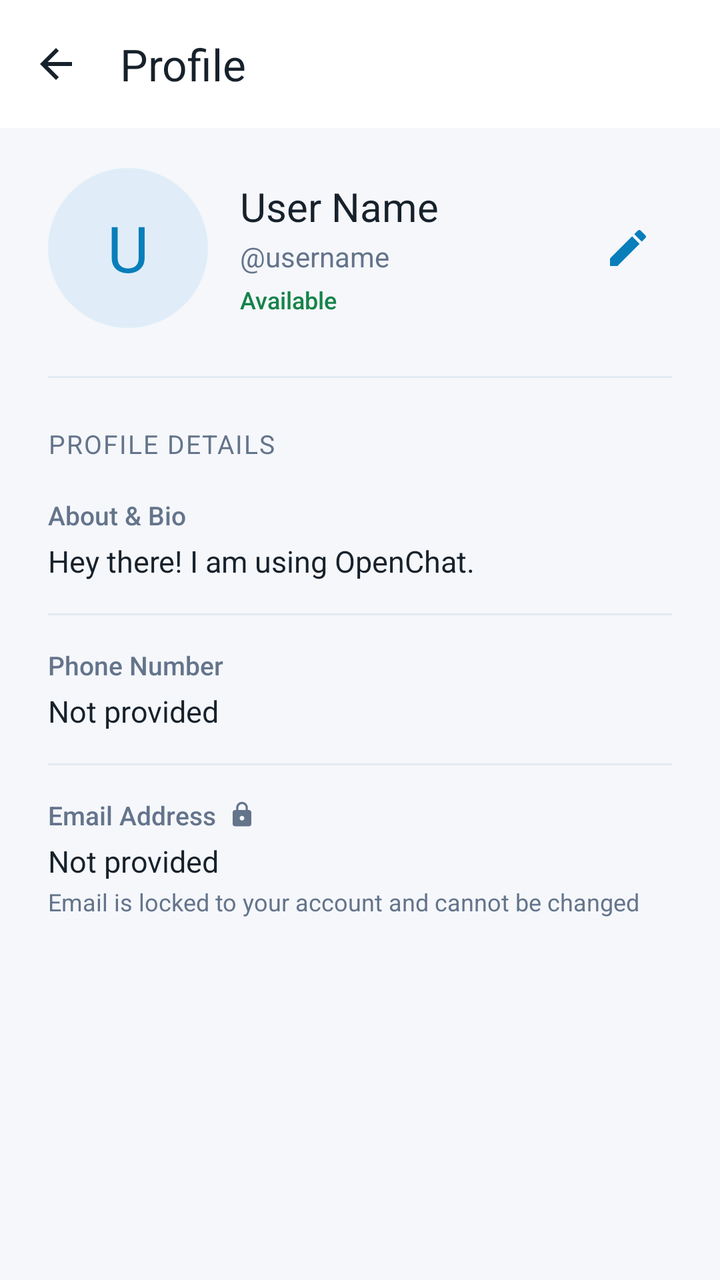
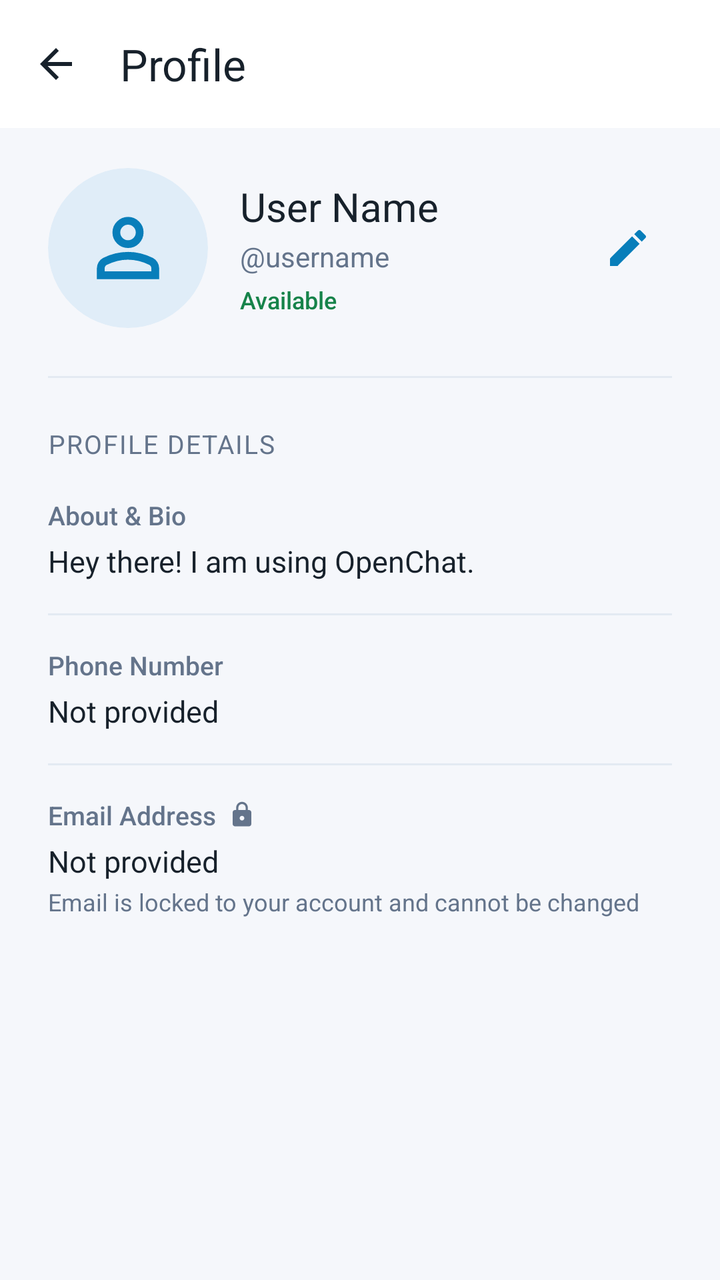

The first picture is an Android layout as it rendered before a commit; the second is the same layout after the commit. The layout source and the unified diff follow.
<!-- AndroidManifest.xml: application theme Theme.MyApplication -->
<!-- res/layout/fragment_profile.xml -->
<?xml version="1.0" encoding="utf-8"?>
<ScrollView
    xmlns:android="http://schemas.android.com/apk/res/android"
    xmlns:app="http://schemas.android.com/apk/res-auto"
    android:layout_width="match_parent"
    android:layout_height="match_parent"
    android:fillViewport="true"
    android:background="@color/color_background">

    <LinearLayout
        android:layout_width="match_parent"
        android:layout_height="wrap_content"
        android:orientation="vertical">

        
        <com.google.android.material.appbar.MaterialToolbar
            android:id="@+id/toolbar_profile"
            android:layout_width="match_parent"
            android:layout_height="64dp"
            android:background="@color/color_surface"
            app:title="Profile"
            app:titleTextColor="@color/color_primary_text"
            app:titleTextAppearance="@style/TextAppearance.Material3.TitleLarge"
            app:navigationIcon="@drawable/ic_arrow_back_24"
            app:navigationIconTint="@color/color_primary_text"
            app:elevation="0dp">

            
            <com.google.android.material.button.MaterialButton
                android:id="@+id/btn_profile_save"
                android:layout_width="wrap_content"
                android:layout_height="40dp"
                android:layout_gravity="end"
                android:layout_marginEnd="16dp"
                android:text="Save"
                android:textColor="#FFFFFF"
                android:textSize="14sp"
                android:fontFamily="sans-serif-bold"
                app:backgroundTint="@color/color_primary"
                app:cornerRadius="20dp"
                android:visibility="gone" />
        </com.google.android.material.appbar.MaterialToolbar>

        
        <ProgressBar
            android:id="@+id/progress_profile"
            android:layout_width="40dp"
            android:layout_height="40dp"
            android:layout_gravity="center"
            android:layout_marginTop="32dp"
            android:indeterminateTint="@color/color_primary"
            android:visibility="gone" />

        
        <LinearLayout
            android:id="@+id/layout_profile_content"
            android:layout_width="match_parent"
            android:layout_height="wrap_content"
            android:orientation="vertical"
            android:paddingHorizontal="24dp"
            android:paddingTop="20dp"
            android:paddingBottom="48dp">

            
            <LinearLayout
                android:layout_width="match_parent"
                android:layout_height="wrap_content"
                android:orientation="horizontal"
                android:gravity="center_vertical">

                
                <FrameLayout
                    android:id="@+id/layout_avatar_container"
                    android:layout_width="80dp"
                    android:layout_height="80dp"
                    android:layout_gravity="center_vertical">

                    
                    <TextView
                        android:id="@+id/text_profile_avatar"
                        android:layout_width="80dp"
                        android:layout_height="80dp"
                        android:background="@drawable/bg_avatar_circle"
                        android:backgroundTint="@color/color_avatar_bg"
                        android:gravity="center"
                        android:text="U"
                        android:textColor="@color/color_avatar_text"
                        android:textSize="32sp"
                        android:fontFamily="sans-serif-bold" />

                    
                    <com.google.android.material.imageview.ShapeableImageView
                        android:id="@+id/img_profile_avatar"
                        android:layout_width="80dp"
                        android:layout_height="80dp"
                        android:scaleType="centerCrop"
                        app:shapeAppearanceOverlay="@style/ShapeAppearance.Material3.Corner.Full"
                        android:visibility="gone" />

                    
                    <View
                        android:id="@+id/dot_profile_online"
                        android:layout_width="16dp"
                        android:layout_height="16dp"
                        android:layout_gravity="bottom|end"
                        android:layout_marginEnd="2dp"
                        android:layout_marginBottom="2dp"
                        android:background="@drawable/bg_online_dot"
                        android:visibility="gone" />

                    
                    <FrameLayout
                        android:id="@+id/badge_edit_avatar"
                        android:layout_width="28dp"
                        android:layout_height="28dp"
                        android:layout_gravity="bottom|end"
                        android:background="@drawable/bg_avatar_circle"
                        android:backgroundTint="@color/color_primary"
                        android:visibility="gone">

                        <ImageView
                            android:layout_width="16dp"
                            android:layout_height="16dp"
                            android:layout_gravity="center"
                            android:src="@drawable/ic_camera_24"
                            android:contentDescription="Change avatar"
                            app:tint="#FFFFFF" />
                    </FrameLayout>

                    
                    <FrameLayout
                        android:id="@+id/layout_avatar_upload_progress"
                        android:layout_width="80dp"
                        android:layout_height="80dp"
                        android:background="#99000000"
                        android:visibility="gone">

                        <ProgressBar
                            android:layout_width="32dp"
                            android:layout_height="32dp"
                            android:layout_gravity="center"
                            android:indeterminate="true"
                            android:indeterminateTint="#FFFFFF" />
                    </FrameLayout>
                </FrameLayout>

                
                <LinearLayout
                    android:layout_width="0dp"
                    android:layout_height="wrap_content"
                    android:layout_weight="1"
                    android:layout_marginStart="16dp"
                    android:layout_marginEnd="8dp"
                    android:orientation="vertical">

                    
                    <LinearLayout
                        android:id="@+id/layout_header_view_mode"
                        android:layout_width="match_parent"
                        android:layout_height="wrap_content"
                        android:orientation="vertical">

                        <TextView
                            android:id="@+id/text_profile_name"
                            android:layout_width="wrap_content"
                            android:layout_height="wrap_content"
                            android:text="User Name"
                            android:textColor="@color/color_primary_text"
                            android:textSize="20sp"
                            android:fontFamily="sans-serif-bold" />

                        <TextView
                            android:id="@+id/text_profile_username"
                            android:layout_width="wrap_content"
                            android:layout_height="wrap_content"
                            android:layout_marginTop="2dp"
                            android:text="@username"
                            android:textColor="@color/color_secondary_text"
                            android:textSize="14sp"
                            android:fontFamily="sans-serif" />

                        <TextView
                            android:id="@+id/text_profile_status"
                            android:layout_width="wrap_content"
                            android:layout_height="wrap_content"
                            android:layout_marginTop="4dp"
                            android:text="Available"
                            android:textColor="@color/color_status_online"
                            android:textSize="12sp"
                            android:fontFamily="sans-serif-medium" />
                    </LinearLayout>

                    
                    <LinearLayout
                        android:id="@+id/layout_header_edit_mode"
                        android:layout_width="match_parent"
                        android:layout_height="wrap_content"
                        android:orientation="vertical"
                        android:visibility="gone">

                        <com.google.android.material.textfield.TextInputLayout
                            android:id="@+id/til_edit_name"
                            android:layout_width="match_parent"
                            android:layout_height="wrap_content"
                            android:hint="Full Name"
                            style="@style/Widget.Material3.TextInputLayout.OutlinedBox.Dense">

                            <com.google.android.material.textfield.TextInputEditText
                                android:id="@+id/et_edit_name"
                                android:layout_width="match_parent"
                                android:layout_height="wrap_content"
                                android:singleLine="true"
                                android:maxLines="1"
                                android:textSize="15sp" />
                        </com.google.android.material.textfield.TextInputLayout>

                        <com.google.android.material.textfield.TextInputLayout
                            android:id="@+id/til_edit_username"
                            android:layout_width="match_parent"
                            android:layout_height="wrap_content"
                            android:layout_marginTop="6dp"
                            android:hint="Username"
                            app:prefixText="@"
                            style="@style/Widget.Material3.TextInputLayout.OutlinedBox.Dense">

                            <com.google.android.material.textfield.TextInputEditText
                                android:id="@+id/et_edit_username"
                                android:layout_width="match_parent"
                                android:layout_height="wrap_content"
                                android:singleLine="true"
                                android:maxLines="1"
                                android:textSize="14sp" />
                        </com.google.android.material.textfield.TextInputLayout>
                    </LinearLayout>
                </LinearLayout>

                
                <ImageButton
                    android:id="@+id/btn_profile_edit"
                    android:layout_width="44dp"
                    android:layout_height="44dp"
                    android:background="?attr/selectableItemBackgroundBorderless"
                    android:src="@drawable/ic_edit_24"
                    android:contentDescription="Edit profile"
                    app:tint="@color/color_primary" />
            </LinearLayout>

            
            <LinearLayout
                android:id="@+id/layout_other_user_actions"
                android:layout_width="match_parent"
                android:layout_height="wrap_content"
                android:layout_marginTop="20dp"
                android:orientation="horizontal"
                android:visibility="gone">

                <com.google.android.material.button.MaterialButton
                    android:id="@+id/btn_profile_chat"
                    android:layout_width="0dp"
                    android:layout_height="48dp"
                    android:layout_weight="1"
                    android:layout_marginEnd="8dp"
                    android:text="Message"
                    android:textColor="#FFFFFF"
                    android:textSize="14sp"
                    android:fontFamily="sans-serif-bold"
                    app:icon="@drawable/ic_chat_24"
                    app:iconTint="#FFFFFF"
                    app:cornerRadius="24dp"
                    app:backgroundTint="@color/color_primary" />

                <com.google.android.material.button.MaterialButton
                    android:id="@+id/btn_profile_call"
                    android:layout_width="0dp"
                    android:layout_height="48dp"
                    android:layout_weight="1"
                    android:layout_marginStart="8dp"
                    android:text="Call"
                    android:textColor="#FFFFFF"
                    android:textSize="14sp"
                    android:fontFamily="sans-serif-bold"
                    app:icon="@drawable/ic_call_24"
                    app:iconTint="#FFFFFF"
                    app:cornerRadius="24dp"
                    app:backgroundTint="@color/color_status_online" />
            </LinearLayout>

            
            <View
                android:layout_width="match_parent"
                android:layout_height="1dp"
                android:layout_marginTop="24dp"
                android:layout_marginBottom="24dp"
                android:background="@color/color_divider" />

            
            <TextView
                android:layout_width="wrap_content"
                android:layout_height="wrap_content"
                android:text="Profile Details"
                android:textColor="@color/color_secondary_text"
                android:textSize="13sp"
                android:fontFamily="sans-serif-bold"
                android:textAllCaps="true"
                android:letterSpacing="0.05"
                android:layout_marginBottom="18dp" />

            
            <LinearLayout
                android:layout_width="match_parent"
                android:layout_height="wrap_content"
                android:orientation="vertical">

                <TextView
                    android:layout_width="wrap_content"
                    android:layout_height="wrap_content"
                    android:text="About &amp; Bio"
                    android:textColor="@color/color_secondary_text"
                    android:textSize="13sp"
                    android:fontFamily="sans-serif-medium" />

                
                <TextView
                    android:id="@+id/text_profile_bio"
                    android:layout_width="match_parent"
                    android:layout_height="wrap_content"
                    android:layout_marginTop="4dp"
                    android:text="Hey there! I am using OpenChat."
                    android:textColor="@color/color_primary_text"
                    android:textSize="15sp"
                    android:lineSpacingExtra="3dp" />

                
                <com.google.android.material.textfield.TextInputLayout
                    android:id="@+id/til_edit_bio"
                    android:layout_width="match_parent"
                    android:layout_height="wrap_content"
                    android:layout_marginTop="6dp"
                    android:hint="About / Bio"
                    style="@style/Widget.Material3.TextInputLayout.OutlinedBox"
                    android:visibility="gone">

                    <com.google.android.material.textfield.TextInputEditText
                        android:id="@+id/et_edit_bio"
                        android:layout_width="match_parent"
                        android:layout_height="wrap_content"
                        android:minLines="2"
                        android:maxLines="4"
                        android:gravity="top|start"
                        android:textSize="15sp" />
                </com.google.android.material.textfield.TextInputLayout>
            </LinearLayout>

            <View
                android:layout_width="match_parent"
                android:layout_height="1dp"
                android:layout_marginVertical="16dp"
                android:background="@color/color_divider" />

            
            <LinearLayout
                android:layout_width="match_parent"
                android:layout_height="wrap_content"
                android:orientation="vertical">

                <TextView
                    android:layout_width="wrap_content"
                    android:layout_height="wrap_content"
                    android:text="Phone Number"
                    android:textColor="@color/color_secondary_text"
                    android:textSize="13sp"
                    android:fontFamily="sans-serif-medium" />

                
                <TextView
                    android:id="@+id/text_profile_phone"
                    android:layout_width="match_parent"
                    android:layout_height="wrap_content"
                    android:layout_marginTop="4dp"
                    android:text="Not provided"
                    android:textColor="@color/color_primary_text"
                    android:textSize="15sp" />

                
                <com.google.android.material.textfield.TextInputLayout
                    android:id="@+id/til_edit_phone"
                    android:layout_width="match_parent"
                    android:layout_height="wrap_content"
                    android:layout_marginTop="6dp"
                    android:hint="Phone Number"
                    style="@style/Widget.Material3.TextInputLayout.OutlinedBox"
                    android:visibility="gone">

                    <com.google.android.material.textfield.TextInputEditText
                        android:id="@+id/et_edit_phone"
                        android:layout_width="match_parent"
                        android:layout_height="wrap_content"
                        android:inputType="phone"
                        android:singleLine="true"
                        android:maxLines="1"
                        android:textSize="15sp" />
                </com.google.android.material.textfield.TextInputLayout>
            </LinearLayout>

            <View
                android:layout_width="match_parent"
                android:layout_height="1dp"
                android:layout_marginVertical="16dp"
                android:background="@color/color_divider" />

            
            <LinearLayout
                android:layout_width="match_parent"
                android:layout_height="wrap_content"
                android:orientation="vertical">

                <LinearLayout
                    android:layout_width="wrap_content"
                    android:layout_height="wrap_content"
                    android:orientation="horizontal"
                    android:gravity="center_vertical">

                    <TextView
                        android:layout_width="wrap_content"
                        android:layout_height="wrap_content"
                        android:text="Email Address"
                        android:textColor="@color/color_secondary_text"
                        android:textSize="13sp"
                        android:fontFamily="sans-serif-medium" />

                    
                    <ImageView
                        android:layout_width="14dp"
                        android:layout_height="14dp"
                        android:layout_marginStart="6dp"
                        android:src="@drawable/ic_lock_24"
                        app:tint="@color/color_secondary_text"
                        android:contentDescription="Read only" />
                </LinearLayout>

                <TextView
                    android:id="@+id/text_profile_email"
                    android:layout_width="match_parent"
                    android:layout_height="wrap_content"
                    android:layout_marginTop="4dp"
                    android:text="Not provided"
                    android:textColor="@color/color_primary_text"
                    android:textSize="15sp" />

                <TextView
                    android:layout_width="wrap_content"
                    android:layout_height="wrap_content"
                    android:layout_marginTop="2dp"
                    android:text="Email is locked to your account and cannot be changed"
                    android:textColor="@color/color_secondary_text"
                    android:textSize="12sp" />
            </LinearLayout>

        </LinearLayout>
    </LinearLayout>
</ScrollView>
<!-- resources referenced by this layout -->
<resources>
  <color name="color_avatar_bg">#E0EDF8</color>
  <color name="color_avatar_text">#087EBA</color>
  <color name="color_background">#F5F7FB</color>
  <color name="color_divider">#E3EAF2</color>
  <color name="color_primary">#087EBA</color>
  <color name="color_primary_text">#17212B</color>
  <color name="color_secondary_text">#64748B</color>
  <color name="color_status_online">#16834A</color>
  <color name="color_surface">#FFFFFF</color>
  <!-- drawable bg_avatar_circle (drawable) -->
  <shape xmlns:android="http://schemas.android.com/apk/res/android"
      android:shape="oval">
      <solid android:color="@color/color_avatar_bg" />
  </shape>
  <!-- drawable bg_online_dot (drawable) -->
  <?xml version="1.0" encoding="utf-8"?>
  <shape xmlns:android="http://schemas.android.com/apk/res/android"
      android:shape="oval">
      <solid android:color="#FF75FB4C" />
      <stroke
          android:width="1dp"
          android:color="#FFFFFF" />
      <size
          android:width="14dp"
          android:height="14dp" />
  </shape>
  <!-- drawable ic_arrow_back_24 (drawable) -->
  <vector xmlns:android="http://schemas.android.com/apk/res/android"
      android:width="24dp"
      android:height="24dp"
      android:viewportWidth="24"
      android:viewportHeight="24"
      android:autoMirrored="true">
      <path
          android:fillColor="?attr/colorControlNormal"
          android:pathData="M20,11H7.83l5.59,-5.59L12,4l-8,8 8,8 1.41,-1.41L7.83,13H20v-2z"/>
  </vector>
  <!-- drawable ic_chat_24 (drawable) -->
  <?xml version="1.0" encoding="utf-8"?>
  <vector xmlns:android="http://schemas.android.com/apk/res/android"
      android:width="24dp"
      android:height="24dp"
      android:viewportWidth="24.0"
      android:viewportHeight="24.0">
      <path
          android:fillColor="#FFFFFFFF"
          android:pathData="M20,2H4C2.9,2 2,2.9 2,4v18l4,-4h14c1.1,0 2,-0.9 2,-2V4C22,2.9 21.1,2 20,2zM18,14H6v-2h12v2zm0,-3H6V9h12v2zm0,-3H6V6h12v2z" />
  </vector>
  <!-- drawable ic_edit_24 (drawable) -->
  <vector xmlns:android="http://schemas.android.com/apk/res/android"
      android:width="24dp"
      android:height="24dp"
      android:viewportWidth="24"
      android:viewportHeight="24">
      <path
          android:fillColor="?attr/colorControlNormal"
          android:pathData="M3,17.25V21h3.75L17.81,9.94l-3.75,-3.75L3,17.25zM20.71,7.04c0.39,-0.39 0.39,-1.02 0,-1.41l-2.34,-2.34c-0.39,-0.39 -1.02,-0.39 -1.41,0l-1.83,1.83 3.75,3.75 1.83,-1.83z"/>
  </vector>
  <color name="color_primary_accent">#229ED9</color>
  <color name="color_nav_indicator">#D2E8F8</color>
  <color name="color_nav_item_selected">#065A84</color>
  <color name="color_error">#BA1A1A</color>
  <!-- unchanged entries left out for length: 4 -->
</resources>

<!-- the commit's change to res/layout/fragment_profile.xml (unified diff, before → after) -->
@@ -86,7 +86,8 @@
                         android:text="U"
                         android:textColor="@color/color_avatar_text"
                         android:textSize="32sp"
-                        android:fontFamily="sans-serif-bold" />
+                        android:fontFamily="sans-serif-bold"
+                        android:visibility="gone" />
 
                     
                     <com.google.android.material.imageview.ShapeableImageView
@@ -94,8 +95,9 @@
                         android:layout_width="80dp"
                         android:layout_height="80dp"
                         android:scaleType="centerCrop"
+                        android:src="@drawable/ic_default_avatar"
                         app:shapeAppearanceOverlay="@style/ShapeAppearance.Material3.Corner.Full"
-                        android:visibility="gone" />
+                        android:visibility="visible" />
 
                     
                     <View
<!-- resource entries referenced after the edit -->
@@ -48,6 +48,28 @@
           android:fillColor="#FFFFFFFF"
           android:pathData="M20,2H4C2.9,2 2,2.9 2,4v18l4,-4h14c1.1,0 2,-0.9 2,-2V4C22,2.9 21.1,2 20,2zM18,14H6v-2h12v2zm0,-3H6V9h12v2zm0,-3H6V6h12v2z" />
   </vector>
+  <!-- drawable ic_default_avatar (drawable) -->
+  <vector xmlns:android="http://schemas.android.com/apk/res/android"
+      android:width="48dp"
+      android:height="48dp"
+      android:viewportWidth="48.0"
+      android:viewportHeight="48.0">
+      
+      <path
+          android:fillColor="@color/color_avatar_bg"
+          android:pathData="M24,24m-24,0a24,24 0,1 1,48 0a24,24 0,1 1,-48 0" />
+  
+      
+      <group
+          android:translateX="10.0"
+          android:translateY="10.0"
+          android:scaleX="1.167"
+          android:scaleY="1.167">
+          <path
+              android:fillColor="@color/color_avatar_text"
+              android:pathData="M9.18,10.83Q8,9.65 8,8T9.18,5.18T12,4t2.83,1.18T16,8t-1.17,2.82T12,12T9.18,10.83ZM4,20L4,17.2q0,-0.85 0.44,-1.56q0.44,-0.71 1.16,-1.09q1.55,-0.78 3.15,-1.16T12,13t3.25,0.39t3.15,1.16q0.72,0.38 1.16,1.09T20,17.2L20,20L4,20ZM6,18L18,18L18,17.2q0,-0.27 -0.14,-0.5q-0.14,-0.22 -0.36,-0.35q-1.35,-0.68 -2.72,-1.01T12,15T9.23,15.34T6.5,16.35Q6.28,16.48 6.14,16.7Q6,16.93 6,17.2L6,18ZM13.41,9.41Q14,8.82 14,8T13.41,6.59T12,6T10.59,6.59Q10,7.18 10,8t0.59,1.41T12,10t1.41,-0.59ZM12,8ZM12,18Z" />
+      </group>
+  </vector>
   <!-- drawable ic_edit_24 (drawable) -->
   <vector xmlns:android="http://schemas.android.com/apk/res/android"
       android:width="24dp"
